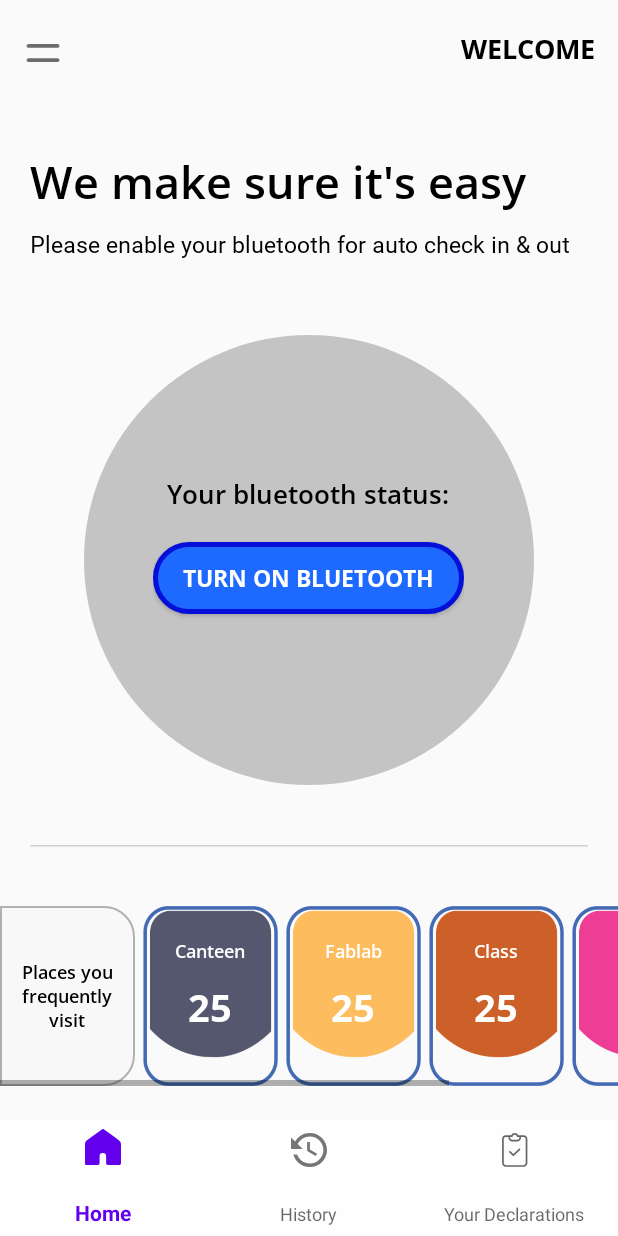
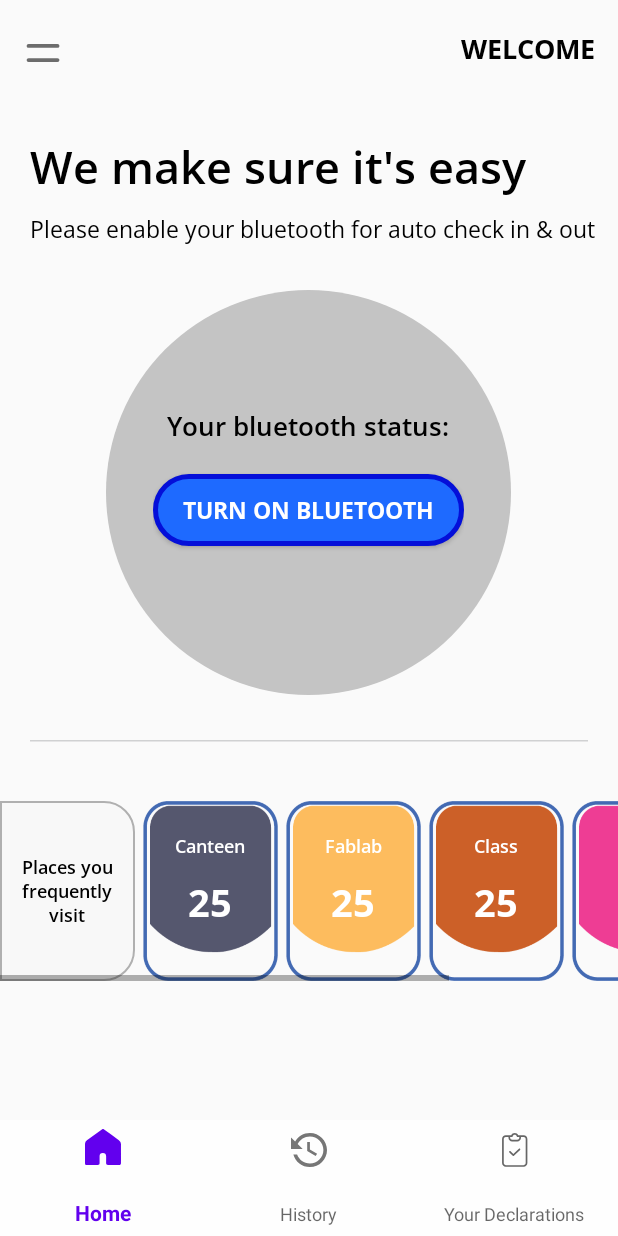
Before and after one commit to sutd-esc-c1g5-2021/DabCab, an Android app: the HomeFragment screen opened directly, with no data from a screen before it, on a phone screen of 412 x 824 dp. Run offline under Robolectric (Android 15) with nearby library versions, the phone set to English and light mode, and no system bars; our stand-ins replace navigation-ui; libraries missing offline, so code that uses them is left out: org.altbeacon.beacon; 2 statements that could not run were skipped.

Commit message:
Added scroll view for home fragment'

```diff
--- a/app/src/main/res/drawable/circle_grey.xml
+++ b/app/src/main/res/drawable/circle_grey.xml
@@ -4,5 +4,5 @@
     <!--    <solid android:color="#FFFFFF"/>-->
     <solid android:color="#C4C4C4"
         android:width="1dp"/>
-    <size android:width="300dp" android:height="300dp"/>
+    <size android:width="270dp" android:height="270dp"/>
 </shape>
--- a/app/src/main/res/layout/fragment_home.xml
+++ b/app/src/main/res/layout/fragment_home.xml
@@ -38,6 +38,14 @@
             android:textSize="18sp"
             app:fontFamily="@font/open_sans_bold" />
     </RelativeLayout>
+
+    <ScrollView
+        android:layout_width="match_parent"
+        android:layout_height="wrap_content">
+        <LinearLayout
+            android:layout_width="match_parent"
+            android:layout_height="wrap_content"
+            android:orientation="vertical">
     <LinearLayout
         android:layout_width="match_parent"
         android:layout_height="wrap_content"
@@ -46,12 +54,12 @@
         <TextView
             android:layout_width="wrap_content"
             android:layout_height="wrap_content"
+            android:layout_marginLeft="20dp"
+            android:layout_marginTop="20dp"
             android:text="@string/make_easy"
             android:textColor="#000000"
             android:textSize="30sp"
-            app:fontFamily="@font/open_sans_semibold"
-            android:layout_marginLeft="20dp"
-            android:layout_marginTop="30dp" />
+            app:fontFamily="@font/open_sans_semibold" />
 
         <TextView
             android:layout_width="wrap_content"
@@ -61,14 +69,14 @@
             android:text="@string/enable_bluetooth_msg"
             android:textColor="#000000"
             android:textSize="15sp"
-            app:fontFamily="@font/open_sans_light" />
+            app:fontFamily="@font/open_sans" />
     </LinearLayout>
 
     <LinearLayout
         android:layout_width="wrap_content"
         android:layout_height="wrap_content"
         android:layout_gravity="center"
-        android:layout_marginTop="50dp"
+        android:layout_marginTop="30dp"
         android:orientation="vertical">
 
         <!--           Bluetooth status-->
@@ -87,8 +95,8 @@
             <LinearLayout
                 android:layout_width="wrap_content"
                 android:layout_height="wrap_content"
-                android:orientation="vertical"
-                android:layout_gravity="center">
+                android:layout_gravity="center"
+                android:orientation="vertical">
 
                 <TextView
                     android:layout_width="wrap_content"
@@ -98,6 +106,7 @@
                     android:textColor="#000000"
                     android:textSize="17sp"
                     app:fontFamily="@font/open_sans_semibold" />
+
                 <Button
                     android:id="@+id/bluetoothStatus"
                     android:layout_width="wrap_content"
@@ -122,11 +131,10 @@
     <ImageView
         android:layout_width="match_parent"
         android:layout_height="wrap_content"
-        android:layout_marginTop="40dp"
+        android:layout_marginLeft="20dp"
+        android:layout_marginTop="30dp"
         android:layout_marginRight="20dp"
-        android:layout_marginLeft="20dp"
-        android:background="@drawable/ic_line_top"/>
-
+        android:background="@drawable/ic_line_top" />
 
 
     <!--    Scrolling view for frequently visited places-->
@@ -356,3 +364,5 @@
         </LinearLayout>
     </HorizontalScrollView>
         </LinearLayout>
+    </ScrollView>
+</LinearLayout>
--- a/app/src/main/res/values/preloaded_fonts.xml
+++ b/app/src/main/res/values/preloaded_fonts.xml
@@ -4,6 +4,5 @@
         <item>@font/open_sans</item>
         <item>@font/open_sans_semibold</item>
         <item>@font/open_sans_bold</item>
-        <item>@font/open_sans_light</item>
     </array>
 </resources>
```
Also changed, not shown: app/src/main/res/font/open_sans-light.ttf (deleted). Lines whose indentation alone changed are shown as unchanged.
